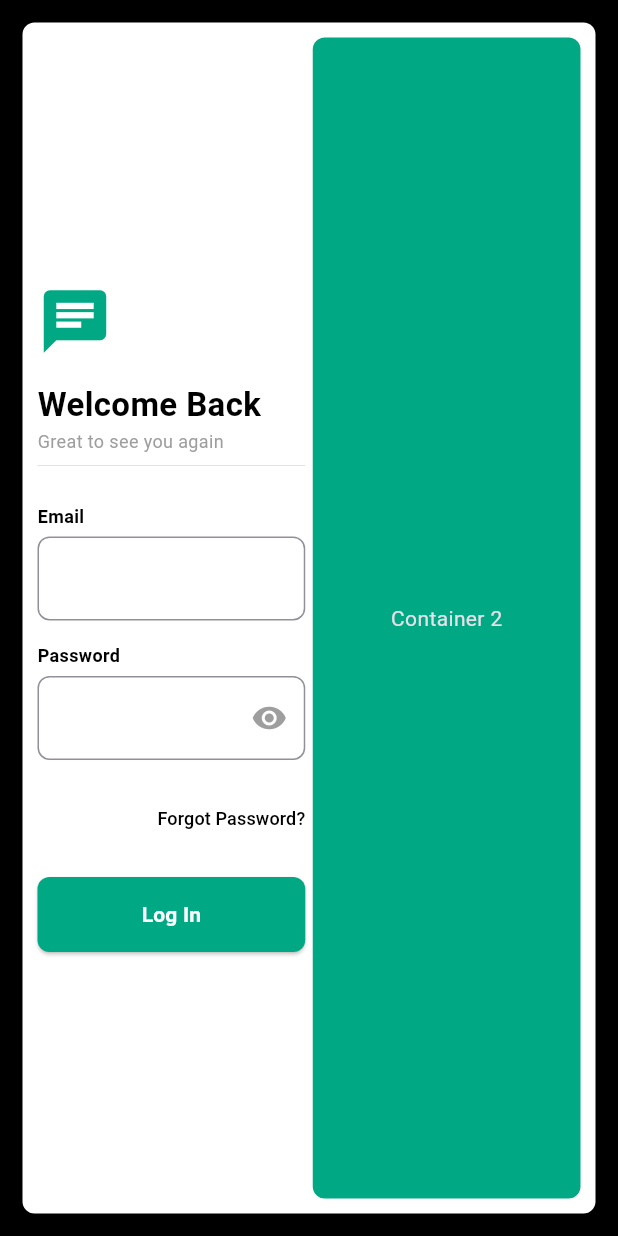
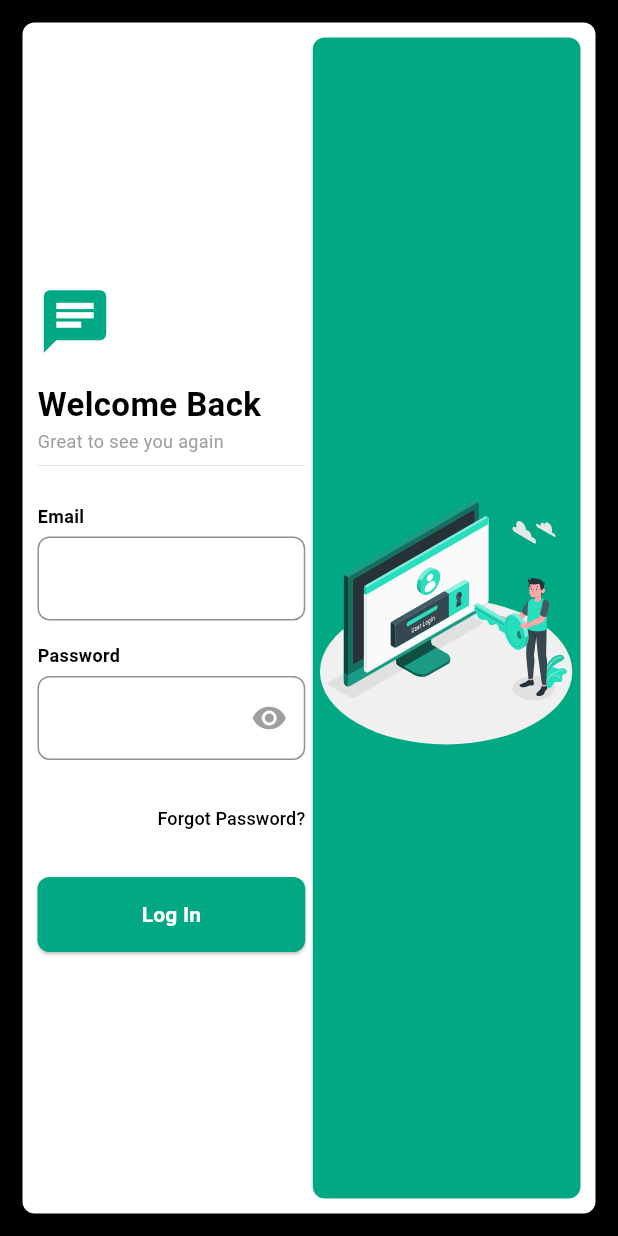
Before and after one commit to amishsxt/flutter_auth_web, a Flutter app: the screen it shows after launch, on a phone screen of 412 x 824 dp. Run offline on Flutter 3.47's test engine with Material 3 defaults, Android fonts, the phone set to English and light mode, and no system bars; our stand-ins replace flutter_svg.

Commit message:
login page ui 02

```diff
--- a/lib/views/auth/login_page.dart
+++ b/lib/views/auth/login_page.dart
@@ -1,5 +1,6 @@
 import 'package:flutter/material.dart';
 import 'package:web_auth/theme/colors.dart';
+import 'package:flutter_svg/svg.dart';
 
 class LoginPage extends StatefulWidget {
   const LoginPage({super.key});
@@ -211,7 +212,10 @@ class _LoginPageState extends State<LoginPage> {
     return Container(
         decoration: BoxDecoration(
             color: AppColors.myGreen, borderRadius: BorderRadius.circular(8)),
-        child: Center(child: Text('Container 2')));
+        child: Center(
+            child: SvgPicture.asset(
+          "assets/images/login.svg",
+        )));
   }
 
   void _handleLogin() {}
--- a/pubspec.yaml
+++ b/pubspec.yaml
@@ -35,6 +35,7 @@ dependencies:
   # The following adds the Cupertino Icons font to your application.
   # Use with the CupertinoIcons class for iOS style icons.
   cupertino_icons: ^1.0.8
+  flutter_svg: ^2.0.4
 
 dev_dependencies:
   flutter_test:
@@ -60,8 +61,7 @@ flutter:
 
   # To add assets to your application, add an assets section, like this:
   # assets:
-  #   - images/a_dot_burr.jpeg
-  #   - images/a_dot_ham.jpeg
+
 
   # An image asset can refer to one or more resolution-specific "variants", see
   # https://flutter.dev/to/resolution-aware-images
@@ -75,6 +75,7 @@ flutter:
   # list giving the asset and other descriptors for the font. For
   # example:
   assets:
+    - assets/images/login.svg
     - assets/fonts/roboto_regular.ttf
     - assets/fonts/roboto_medium.ttf
     - assets/fonts/roboto_bold.ttf
```
Also changed, not shown: assets/images/login.svg (renamed from assets/images/6184159_3094350.svg), pubspec.lock.
